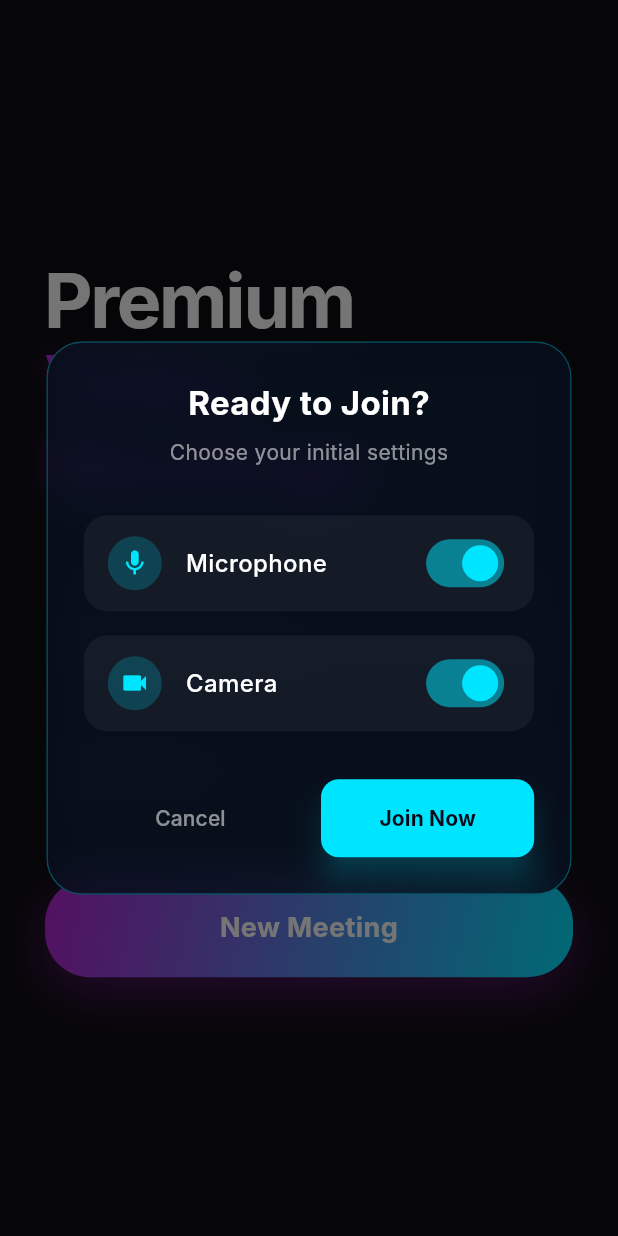
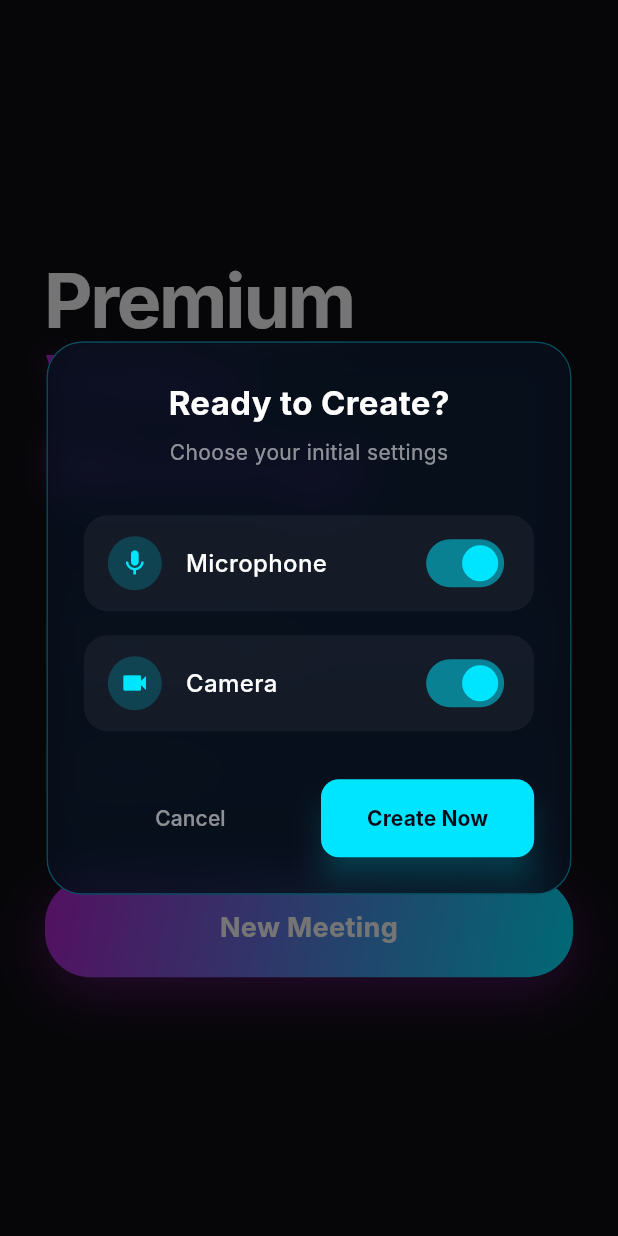
Before and after one commit to emmadochi/La-VeConference, a Flutter app: the LandingScreen screen opened directly, after a tap on "New Meeting", on a phone screen of 412 x 824 dp. Run offline on Flutter 3.47's test engine with Material 3 defaults, Android fonts, the phone set to English and light mode, and no system bars; our stand-ins replace app_links, cloud_firestore, firebase_auth, firebase_core, firebase_messaging, firebase_storage and 6 more; missing offline and left inert: flutter_background, livekit_client, simple_pip_mode; accounts and stored records are empty; Roboto replaces fonts that are missing (Inter).

Commit message:
fix(flutter): dynamic title and action button for meeting creation vs join dialog

```diff
--- a/la_vie_flutter/lib/screens/dashboard_screen.dart
+++ b/la_vie_flutter/lib/screens/dashboard_screen.dart
@@ -27,7 +27,7 @@ class _DashboardScreenState extends State<DashboardScreen> {
     final user = FirebaseAuth.instance.currentUser;
     final displayName = user?.displayName ?? 'Premium User';
 
-    final prefs = await showPreJoinDialog(context);
+    final prefs = await showPreJoinDialog(context, isCreating: true);
     if (prefs == null) return;
 
     if (!mounted) return;
--- a/la_vie_flutter/lib/screens/landing_screen.dart
+++ b/la_vie_flutter/lib/screens/landing_screen.dart
@@ -28,7 +28,8 @@ class _LandingScreenState extends State<LandingScreen> {
       room = room.split('?').first;
     }
 
-    final prefs = await showPreJoinDialog(context);
+    final bool isCreating = _roomController.text.trim().isEmpty;
+    final prefs = await showPreJoinDialog(context, isCreating: isCreating);
     if (prefs == null) return;
     if (!mounted) return;
 
--- a/la_vie_flutter/lib/screens/pre_join_dialog.dart
+++ b/la_vie_flutter/lib/screens/pre_join_dialog.dart
@@ -1,17 +1,35 @@
 import 'dart:ui';
 import 'package:flutter/material.dart';
 
-Future<Map<String, bool>?> showPreJoinDialog(BuildContext context) async {
+Future<Map<String, bool>?> showPreJoinDialog(
+  BuildContext context, {
+  bool isCreating = false,
+  String? title,
+  String? actionText,
+}) async {
   return showDialog<Map<String, bool>>(
     context: context,
     builder: (context) {
-      return const PreJoinDialog();
+      return PreJoinDialog(
+        isCreating: isCreating,
+        title: title,
+        actionText: actionText,
+      );
     },
   );
 }
 
 class PreJoinDialog extends StatefulWidget {
-  const PreJoinDialog({Key? key}) : super(key: key);
+  final bool isCreating;
+  final String? title;
+  final String? actionText;
+
+  const PreJoinDialog({
+    Key? key,
+    this.isCreating = false,
+    this.title,
+    this.actionText,
+  }) : super(key: key);
 
   @override
   State<PreJoinDialog> createState() => _PreJoinDialogState();
@@ -23,6 +41,9 @@ class _PreJoinDialogState extends State<PreJoinDialog> {
 
   @override
   Widget build(BuildContext context) {
+    final String displayTitle = widget.title ?? (widget.isCreating ? 'Ready to Create?' : 'Ready to Join?');
+    final String displayAction = widget.actionText ?? (widget.isCreating ? 'Create Now' : 'Join Now');
+
     return Center(
       child: Material(
         color: Colors.transparent,
@@ -48,9 +69,9 @@ class _PreJoinDialogState extends State<PreJoinDialog> {
               child: Column(
                 mainAxisSize: MainAxisSize.min,
                 children: [
-                  const Text(
-                    'Ready to Join?',
-                    style: TextStyle(
+                  Text(
+                    displayTitle,
+                    style: const TextStyle(
                       color: Colors.white,
                       fontSize: 22,
                       fontWeight: FontWeight.bold,
@@ -118,7 +139,7 @@ class _PreJoinDialogState extends State<PreJoinDialog> {
                             elevation: 8,
                             shadowColor: const Color(0xFF00E5FF).withOpacity(0.5),
                           ),
-                          child: const Text('Join Now', style: TextStyle(fontWeight: FontWeight.bold)),
+                          child: Text(displayAction, style: const TextStyle(fontWeight: FontWeight.bold)),
                         ),
                       ),
                     ],
```
